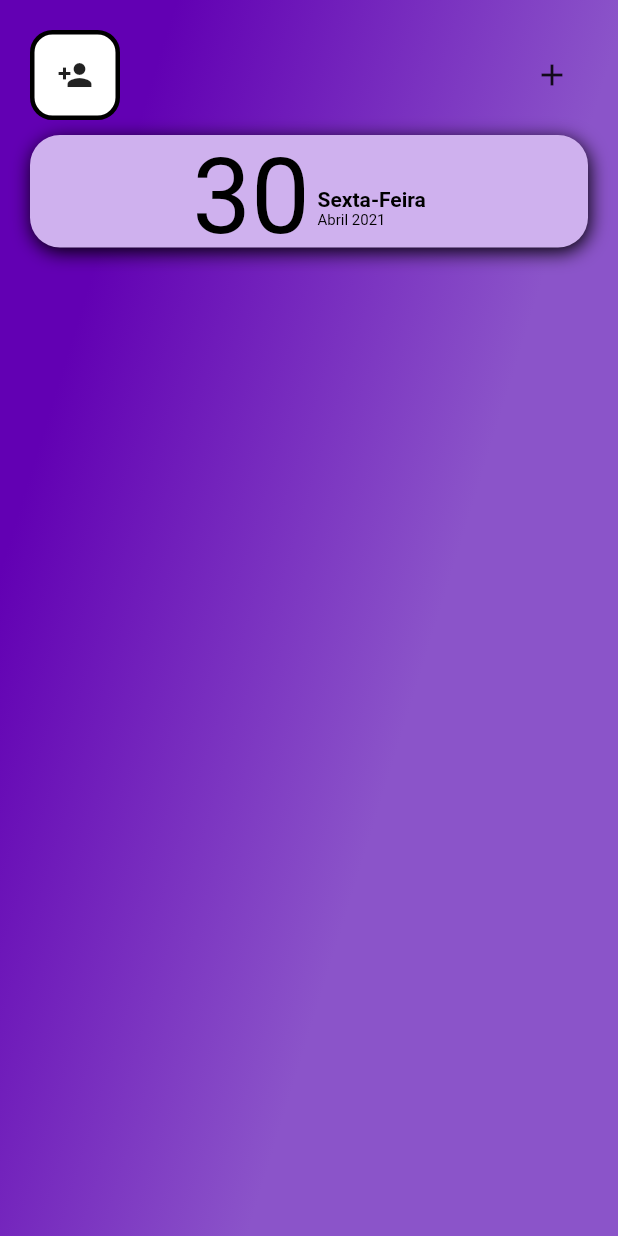
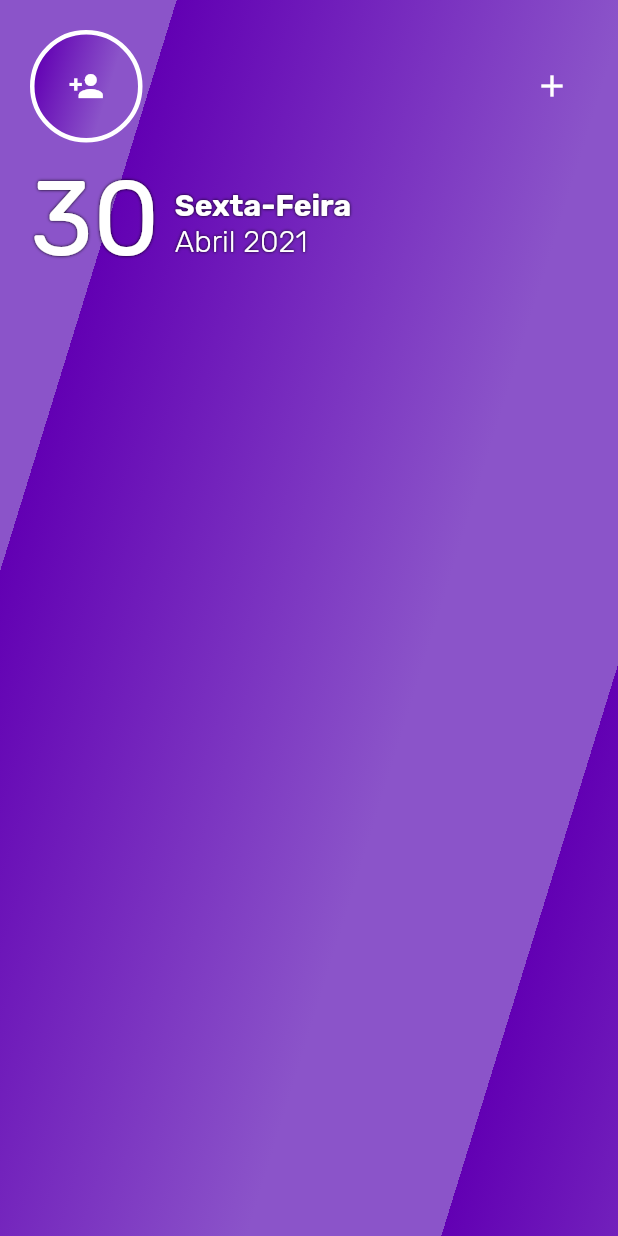
Before and after one commit to GustavoNeri02/Lista_de_Tarefas, a Flutter app: the screen it shows after launch, on a phone screen of 412 x 824 dp. Run offline on Flutter 3.47's test engine with Material 2 defaults, Android fonts, the phone set to English and light mode, and no system bars; our stand-ins replace google_fonts, image_picker; Roboto replaces fonts that are missing (Overpass).

Commit message:
Alteração no design apenas

```diff
--- a/lib/pages/home_page.dart
+++ b/lib/pages/home_page.dart
@@ -27,7 +27,8 @@ class _HomePageState extends State<HomePage> {
               gradient: LinearGradient(
                   colors: [Color(0XFF6200b3), Color(0XFF8B54C9)],
                   stops: [0, 0.7],
-                  transform: GradientRotation(0.3)),
+                  transform: GradientRotation(0.3),
+                  tileMode: TileMode.repeated),
             ),
           ),
           Padding(
--- a/lib/widgets/add_task_button_widget.dart
+++ b/lib/widgets/add_task_button_widget.dart
@@ -11,7 +11,10 @@ class _AddTaskButtonState extends State<AddTaskButton> {
   @override
   Widget build(BuildContext context) {
     return IconButton(
-      icon: Icon(Icons.add),
+      icon: Icon(
+        Icons.add,
+        color: Colors.white,
+      ),
       onPressed: () {
         widget.textEditingController.text = "";
         showDialog(
--- a/lib/widgets/atual_date_widget.dart
+++ b/lib/widgets/atual_date_widget.dart
@@ -35,22 +35,21 @@ class _AtualDateWidgetState extends State<AtualDateWidget> {
   Widget build(BuildContext context) {
     return Container(
       height: 75,
-      decoration: BoxDecoration(
-          borderRadius: BorderRadius.circular(20),
-          boxShadow: [
-            BoxShadow(color: Colors.black, offset: Offset(1, 3), blurRadius: 10)
-          ],
-          //border: Border.all(color: Colors.black, width: 2)
-          color: Color(0xffcfb1ee)),
       child: Row(
-        mainAxisAlignment: MainAxisAlignment.center,
+        mainAxisAlignment: MainAxisAlignment.start,
         children: [
           Text(
             "${now.day}",
-            style: GoogleFonts.overpass(color: Colors.black, fontSize: 70),
+            style: GoogleFonts.rubik(
+              color: Colors.white,
+              fontSize: 70,
+              shadows: [
+                Shadow(color: Colors.black, offset: Offset(0, 0), blurRadius: 2)
+              ],
+            ),
           ),
           SizedBox(
-            width: 5,
+            width: 10,
           ),
           Column(
             crossAxisAlignment: CrossAxisAlignment.start,
@@ -58,13 +57,33 @@ class _AtualDateWidgetState extends State<AtualDateWidget> {
             children: [
               Text(
                 "${_weekDays[now.weekday]}",
-                style: GoogleFonts.overpass(
-                    color: Colors.black, fontWeight: FontWeight.bold),
+                style: GoogleFonts.rubik(
+                    color: Colors.white,
+                    fontSize: 20,
+                    fontWeight: FontWeight.bold,
+                    shadows: [
+                      Shadow(
+                          color: Colors.black,
+                          offset: Offset(0, 0),
+                          blurRadius: 2)
+                    ]),
               ),
               Text(
-                "${_monthsYear[now.month - 1]} ${now.year}\n",
-                style: GoogleFonts.overpass(color: Colors.black, fontSize: 10),
+                "${_monthsYear[now.month - 1]} ${now.year}",
+                style: GoogleFonts.rubik(
+                    color: Colors.white,
+                    fontSize: 20,
+                    fontWeight: FontWeight.w200,
+                    shadows: [
+                      Shadow(
+                          color: Colors.black,
+                          offset: Offset(0, 0),
+                          blurRadius: 2)
+                    ]),
               ),
+              SizedBox(
+                height: 7,
+              )
             ],
           )
         ],
--- a/lib/widgets/icon_avatar.dart
+++ b/lib/widgets/icon_avatar.dart
@@ -27,17 +27,23 @@ class _IconAvatarWidgetState extends State<IconAvatarWidget> {
   Widget build(BuildContext context) {
     return GestureDetector(
       child: Container(
-          height: 60,
-          width: 60,
+          height: 75,
+          width: 75,
           decoration: BoxDecoration(
-              color: Colors.white,
-              borderRadius: BorderRadius.circular(15),
-              border: Border.all(color: Colors.black, width: 3)),
+            gradient: LinearGradient(
+              colors: [Color(0XFF6200b3), Color(0XFF8B54C9)],
+              stops: [0, 0.7],
+              transform: GradientRotation(0.3),
+            ),
+            borderRadius: BorderRadius.circular(50),
+            border: Border.all(color: Colors.white, width: 3),
+          ),
           child: ClipRRect(
-            borderRadius: BorderRadius.circular(12),
+            borderRadius: BorderRadius.circular(47),
             child: _image == null
                 ? Icon(
                     Icons.person_add,
+                    color: Colors.white,
                   )
                 : Image.file(
                     _image,
```
